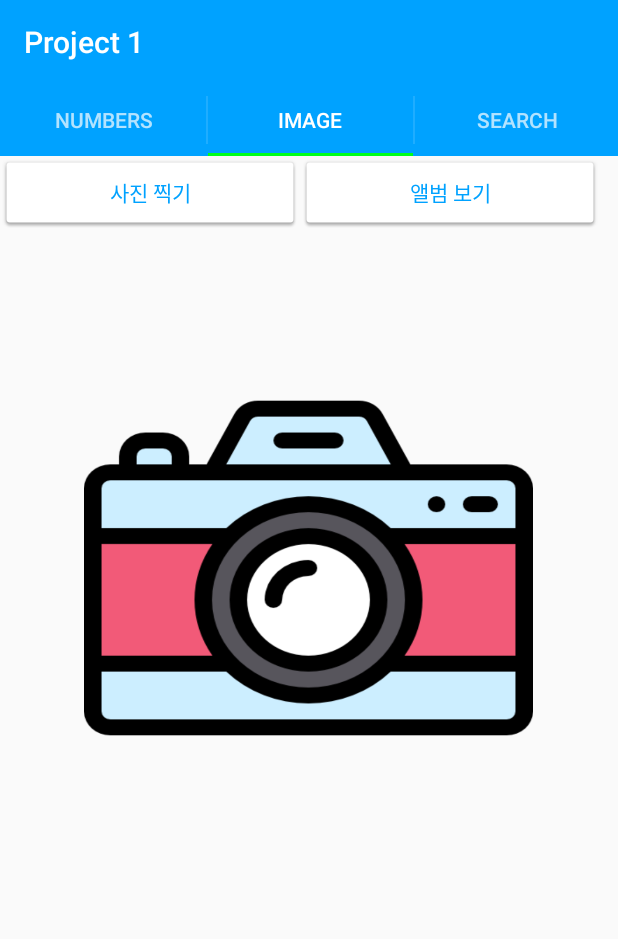
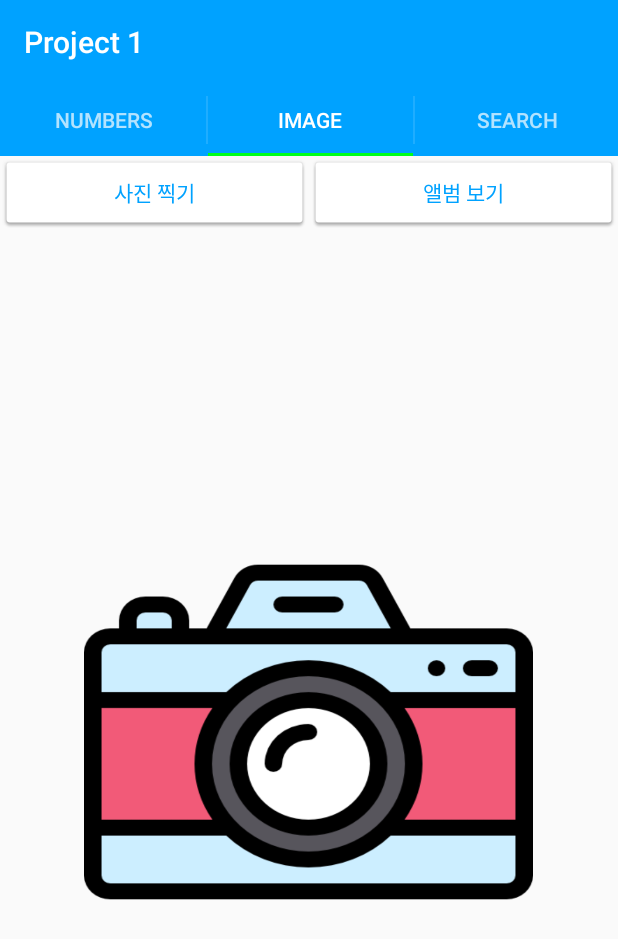
Before and after one commit to WLX-happiness/chachago, an Android app: the screen it shows after launch (MainActivity), tab 2 chosen, on a phone screen of 412 x 824 dp. Shown: the top 939 px of the screen. Run offline under Robolectric (Android 15) with nearby library versions, the phone set to English and light mode, and no system bars.

Commit message:
가로모드 확인

```diff
--- a/app/src/main/res/layout/activity_capture.xml
+++ b/app/src/main/res/layout/activity_capture.xml
@@ -11,8 +11,9 @@
 
         <Button
             android:id="@+id/btn_capture"
-            android:layout_width="200dp"
+            android:layout_width="wrap_content"
             android:layout_height="wrap_content"
+            android:layout_weight="1"
             android:background="@drawable/common_google_signin_btn_icon_light_normal_background"
             android:gravity="center"
             android:paddingTop="8dp"
@@ -22,8 +23,9 @@
 
         <Button
             android:id="@+id/btn_album"
-            android:layout_width="200dp"
+            android:layout_width="wrap_content"
             android:layout_height="wrap_content"
+            android:layout_weight="1"
             android:background="@drawable/common_google_signin_btn_icon_light_normal_background"
             android:gravity="center"
             android:paddingTop="8dp"
--- a/app/src/main/res/layout/activity_gallery.xml
+++ b/app/src/main/res/layout/activity_gallery.xml
@@ -11,7 +11,8 @@
 
         <Button
             android:id="@+id/btn_capture"
-            android:layout_width="200dp"
+            android:layout_width="wrap_content"
+            android:layout_weight="1"
             android:layout_height="wrap_content"
             android:background="@drawable/common_google_signin_btn_icon_light_normal_background"
             android:gravity="center"
@@ -22,7 +23,8 @@
 
         <Button
             android:id="@+id/btn_album"
-            android:layout_width="200dp"
+            android:layout_width="wrap_content"
+            android:layout_weight="1"
             android:layout_height="wrap_content"
             android:background="@drawable/common_google_signin_btn_icon_light_normal_background"
             android:gravity="center"
--- a/app/src/main/res/layout/fragment_b.xml
+++ b/app/src/main/res/layout/fragment_b.xml
@@ -11,7 +11,8 @@
 
         <Button
             android:id="@+id/btn_capture"
-            android:layout_width="200dp"
+            android:layout_width="wrap_content"
+            android:layout_weight="1"
             android:layout_height="wrap_content"
             android:background="@drawable/common_google_signin_btn_icon_light_normal_background"
             android:gravity="center"
@@ -22,8 +23,9 @@
 
         <Button
             android:id="@+id/btn_album"
-            android:layout_width="200dp"
+            android:layout_width="wrap_content"
             android:layout_height="wrap_content"
+            android:layout_weight="1"
             android:background="@drawable/common_google_signin_btn_icon_light_normal_background"
             android:gravity="center"
             android:paddingTop="8dp"
@@ -33,12 +35,18 @@
 
     </LinearLayout>
 
+    <RelativeLayout
+        android:layout_width="match_parent"
+        android:layout_height="match_parent">
+
         <ImageView
             android:id="@+id/iv_view"
             android:layout_width="299dp"
             android:layout_height="272dp"
             android:layout_gravity="center"
-        android:layout_marginTop="90dp"
+            android:layout_centerInParent="true"
             android:background="@drawable/camera" />
 
+    </RelativeLayout>
+
 </LinearLayout>
```
Also changed, not shown: 4 other files. Lines whose indentation alone changed are shown as unchanged.
